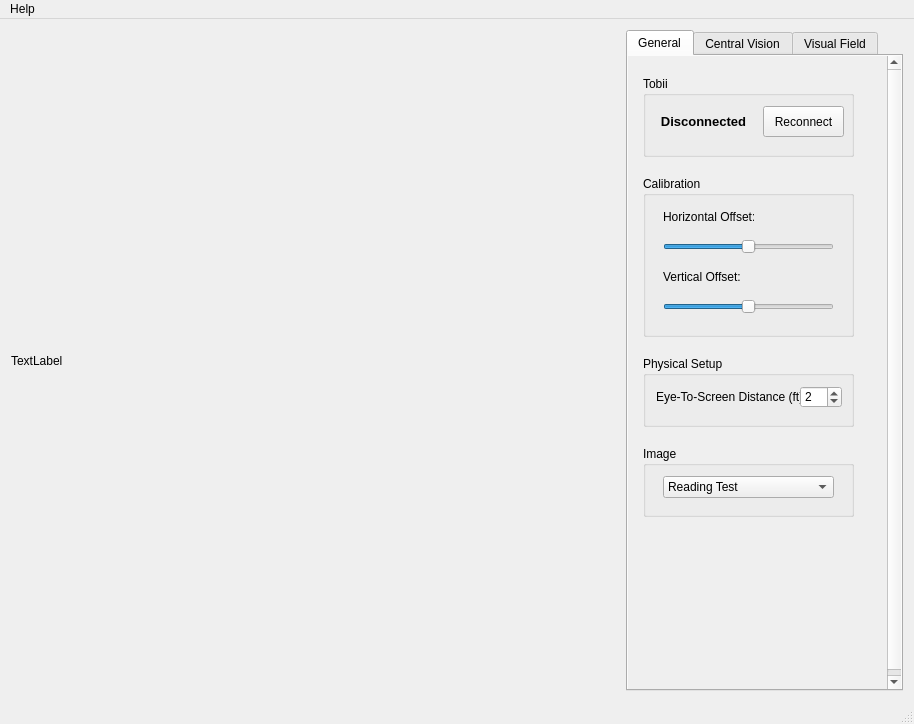
First picture: the form in EyeTrackingSuite/EyeTrackingSuite.ui, repository jaffob/EyeTrackingSuite, before the edit.
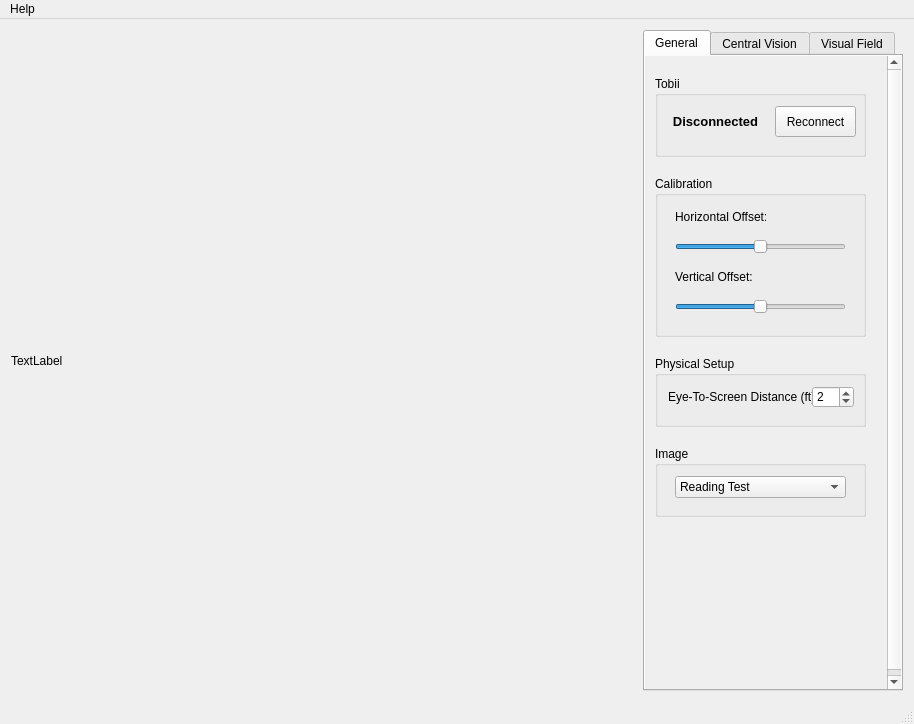
Second picture: the form after the edit. The open tabs and pages were chosen to show the change. Custom widgets are drawn as their Qt base class.

Patch:
```diff
--- a/EyeTrackingSuite/EyeTrackingSuite.ui
+++ b/EyeTrackingSuite/EyeTrackingSuite.ui
@@ -20,6 +20,12 @@
    <layout class="QHBoxLayout" name="horizontalLayout_2">
     <item>
      <widget class="ETSDrawArea" name="mainDrawArea">
+      <property name="sizePolicy">
+       <sizepolicy hsizetype="Ignored" vsizetype="Ignored">
+        <horstretch>0</horstretch>
+        <verstretch>0</verstretch>
+       </sizepolicy>
+      </property>
       <property name="autoFillBackground">
        <bool>false</bool>
       </property>
@@ -38,10 +44,16 @@
       </property>
       <property name="minimumSize">
        <size>
-        <width>250</width>
+        <width>260</width>
         <height>0</height>
        </size>
       </property>
+      <property name="maximumSize">
+       <size>
+        <width>260</width>
+        <height>16777215</height>
+       </size>
+      </property>
       <property name="currentIndex">
        <number>1</number>
       </property>
@@ -106,7 +118,7 @@
            <widget class="QGroupBox" name="groupBox_6">
             <property name="geometry">
              <rect>
-              <x>15</x>
+              <x>10</x>
               <y>390</y>
               <width>211</width>
               <height>71</height>
@@ -144,7 +156,7 @@
            <widget class="QGroupBox" name="groupBox_9">
             <property name="geometry">
              <rect>
-              <x>15</x>
+              <x>10</x>
               <y>300</y>
               <width>211</width>
               <height>71</height>
@@ -189,7 +201,7 @@
            <widget class="QGroupBox" name="groupBox_4">
             <property name="geometry">
              <rect>
-              <x>15</x>
+              <x>10</x>
               <y>120</y>
               <width>211</width>
               <height>161</height>
@@ -272,7 +284,7 @@
            <widget class="QGroupBox" name="groupBox">
             <property name="geometry">
              <rect>
-              <x>15</x>
+              <x>10</x>
               <y>20</y>
               <width>211</width>
               <height>81</height>
```
Left out of the diff: 11 changed lines with no effect on the pictures.
